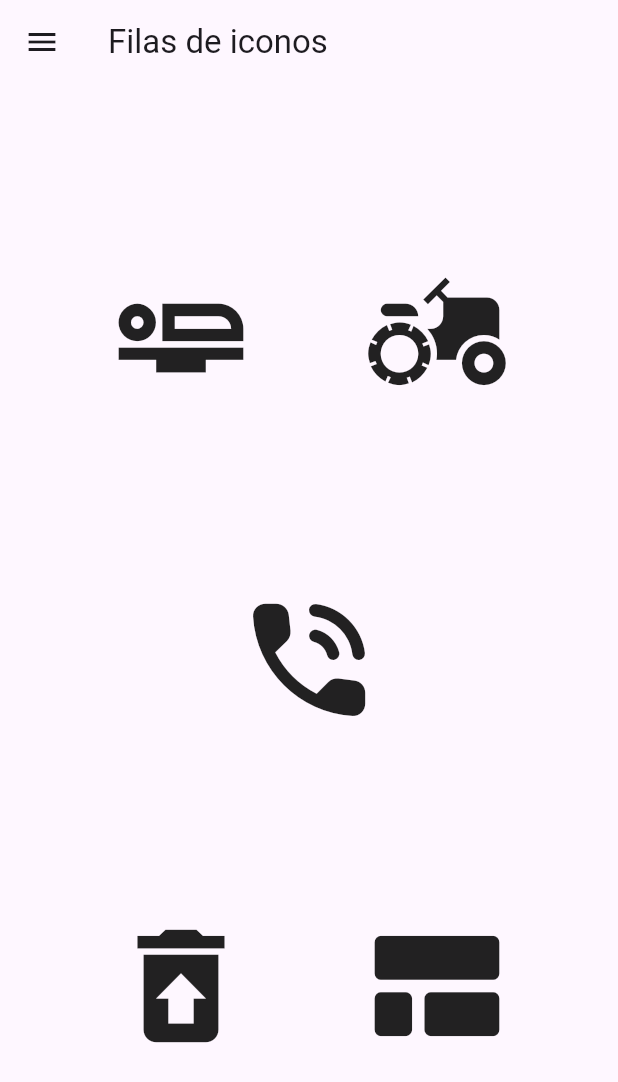
After one commit to FJPadilla24405/RepositorioFlutterFcoPadilla, a Flutter app: the Enlace4 screen opened directly, on a phone screen of 412 x 824 dp. The commit adds this screen. Shown: the top 1082 px of the screen. Run offline on Flutter 3.47's test engine with Material 3 defaults, Android fonts, the phone set to English and light mode, and no system bars; our stand-ins replace google_fonts; network calls fail; statements that could not run were skipped.

Commit message:
Segundo commit

```diff
--- /dev/null
+++ b/lib/Screens/entrada4.dart
@@ -0,0 +1,45 @@
+import 'package:flutter/material.dart';
+import 'menu_lateral.dart';
+
+
+class Enlace4 extends StatelessWidget {
+  const Enlace4({super.key});
+
+
+  @override
+  Widget build(BuildContext context) {
+    return Scaffold(
+      appBar: AppBar(
+        title: const Text("Filas de iconos"),
+      ),
+      drawer: const MenuLateral(),
+      body: const Center(
+        child: Column(
+          mainAxisAlignment: MainAxisAlignment.spaceEvenly,
+	        children:[
+            Row(
+              mainAxisAlignment: MainAxisAlignment.spaceEvenly,
+	            children:[
+                Icon(Icons.airline_seat_flat_outlined, size: 100),
+                Icon(Icons.agriculture, size: 100),
+              ]
+            ),
+            Row(
+              mainAxisAlignment: MainAxisAlignment.spaceEvenly,
+	            children:[
+                Icon(Icons.phone_in_talk_rounded, size: 100),
+              ]
+            ),
+            Row(
+              mainAxisAlignment: MainAxisAlignment.spaceEvenly,
+	            children:[
+                Icon(Icons.restore_from_trash, size: 100),
+                Icon(Icons.view_comfortable_rounded, size: 100),
+              ]
+            ),
+          ]
+        ),
+      ),
+    );
+  }
+}
--- a/lib/main.dart
+++ b/lib/home_screen.dart
@@ -1,39 +1,42 @@
 import 'package:flutter/material.dart';
 import 'package:google_fonts/google_fonts.dart';
 
-void main() {
-  runApp(const MyApp());
-}
+import '../screens/menu_lateral.dart';
+import '../screens/temas.dart';
 
-class MyApp extends StatelessWidget {
-  const MyApp({super.key});
+
+void main() => runApp(const HomeApp());
+
+
+class HomeApp extends StatelessWidget {
+  const HomeApp({super.key});
+
 
   // This widget is the root of your application.
   @override
   Widget build(BuildContext context) {
     return MaterialApp(
         title: 'Actividad 1',
+        theme: const Temas().Tema1(),
         home: Scaffold(
           appBar: AppBar(
-            centerTitle: true,
-            title: Text("Este soy yo...",
+            title: Text("Francisco Padilla",
             style: GoogleFonts.pacifico(
                 letterSpacing: 8.0,
-                fontSize: 30,
+                fontSize: 24,
               ),
             ),
-
           ),
+          drawer: const MenuLateral(),
           body: Center(
              child: Column(
               mainAxisAlignment: MainAxisAlignment.center,
               children: [
-                Text("Francisco Javier Padilla López",
+                Text("https://github.com/FJPadilla24405/Actividad1Flutter",
                 style: GoogleFonts.kenia(
                   fontSize: 50,
                   fontWeight: FontWeight.bold
                 ), textAlign: TextAlign.center,),
-                Image.asset('assets/images/Ricardo.png', width: 300, height: 300)
               ],)
 
           ),
```
Also changed, not shown: lib/Screens/entrada2.dart (added, +33 -0 lines), lib/Screens/entrada3.dart (added, +28 -0 lines), lib/Screens/entrada5.dart (added, +40 -0 lines), lib/Screens/menu_lateral.dart (added, +78 -0 lines), lib/Screens/temas.dart (added, +71 -0 lines), assets/images/RedHarlow.jpg (added), 1 other file.
